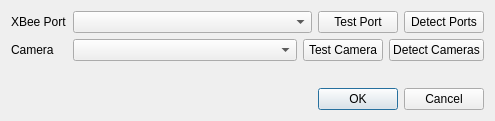
plule/pfe-costumes, file pc/master/settingsform.ui: the form before one commit.
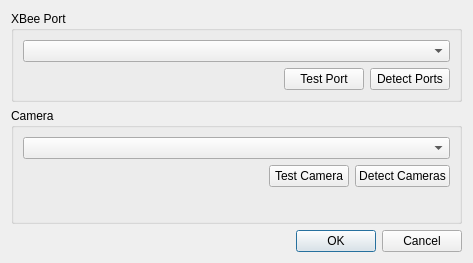
The form after the commit.

What changed in the file:
```diff
--- a/pc/master/settingsform.ui
+++ b/pc/master/settingsform.ui
@@ -6,63 +6,20 @@
    <rect>
     <x>0</x>
     <y>0</y>
-    <width>495</width>
-    <height>121</height>
+    <width>473</width>
+    <height>263</height>
    </rect>
   </property>
   <property name="windowTitle">
    <string>Settings</string>
   </property>
-  <layout class="QVBoxLayout" name="verticalLayout">
-   <item>
-    <layout class="QFormLayout" name="formLayout">
-     <property name="fieldGrowthPolicy">
-      <enum>QFormLayout::AllNonFixedFieldsGrow</enum>
-     </property>
-     <item row="0" column="0">
-      <widget class="QLabel" name="label">
-       <property name="text">
-        <string>XBee Port</string>
-       </property>
-      </widget>
-     </item>
-     <item row="0" column="1">
-      <layout class="QHBoxLayout" name="horizontalLayout">
-       <item>
-        <widget class="QComboBox" name="xbeePortCombo">
-         <property name="sizePolicy">
-          <sizepolicy hsizetype="Expanding" vsizetype="Fixed">
-           <horstretch>0</horstretch>
-           <verstretch>0</verstretch>
-          </sizepolicy>
-         </property>
-        </widget>
-       </item>
-       <item>
-        <widget class="QPushButton" name="testPortButton">
-         <property name="text">
-          <string>Test Port</string>
-         </property>
-        </widget>
-       </item>
-       <item>
-        <widget class="QPushButton" name="detectPortsButton">
-         <property name="text">
-          <string>Detect Ports</string>
-         </property>
-        </widget>
-       </item>
-      </layout>
-     </item>
+  <layout class="QGridLayout" name="gridLayout">
      <item row="1" column="0">
-      <widget class="QLabel" name="label_2">
-       <property name="text">
+    <widget class="QGroupBox" name="groupBox_2">
+     <property name="title">
         <string>Camera</string>
        </property>
-      </widget>
-     </item>
-     <item row="1" column="1">
-      <layout class="QHBoxLayout" name="horizontalLayout_2">
+     <layout class="QVBoxLayout" name="verticalLayout_2">
        <item>
         <widget class="QComboBox" name="cameraPortCombo">
          <property name="sizePolicy">
@@ -74,6 +31,21 @@
         </widget>
        </item>
        <item>
+       <layout class="QHBoxLayout" name="horizontalLayout_4">
+        <item>
+         <spacer name="horizontalSpacer_2">
+          <property name="orientation">
+           <enum>Qt::Horizontal</enum>
+          </property>
+          <property name="sizeHint" stdset="0">
+           <size>
+            <width>40</width>
+            <height>20</height>
+           </size>
+          </property>
+         </spacer>
+        </item>
+        <item>
         <widget class="QPushButton" name="testCameraButton">
          <property name="text">
           <string>Test Camera</string>
@@ -89,9 +61,23 @@
        </item>
       </layout>
      </item>
-    </layout>
-   </item>
    <item>
+       <spacer name="verticalSpacer">
+        <property name="orientation">
+         <enum>Qt::Vertical</enum>
+        </property>
+        <property name="sizeHint" stdset="0">
+         <size>
+          <width>20</width>
+          <height>40</height>
+         </size>
+        </property>
+       </spacer>
+      </item>
+     </layout>
+    </widget>
+   </item>
+   <item row="3" column="0">
     <widget class="QDialogButtonBox" name="buttonBox">
      <property name="orientation">
       <enum>Qt::Horizontal</enum>
@@ -101,6 +87,56 @@
      </property>
     </widget>
    </item>
+   <item row="0" column="0">
+    <widget class="QGroupBox" name="groupBox">
+     <property name="title">
+      <string>XBee Port</string>
+     </property>
+     <layout class="QVBoxLayout" name="verticalLayout">
+      <item>
+       <widget class="QComboBox" name="xbeePortCombo">
+        <property name="sizePolicy">
+         <sizepolicy hsizetype="Expanding" vsizetype="Fixed">
+          <horstretch>0</horstretch>
+          <verstretch>0</verstretch>
+         </sizepolicy>
+        </property>
+       </widget>
+      </item>
+      <item>
+       <layout class="QHBoxLayout" name="horizontalLayout_3">
+        <item>
+         <spacer name="horizontalSpacer">
+          <property name="orientation">
+           <enum>Qt::Horizontal</enum>
+          </property>
+          <property name="sizeHint" stdset="0">
+           <size>
+            <width>40</width>
+            <height>20</height>
+           </size>
+          </property>
+         </spacer>
+        </item>
+        <item>
+         <widget class="QPushButton" name="testPortButton">
+          <property name="text">
+           <string>Test Port</string>
+          </property>
+         </widget>
+        </item>
+        <item>
+         <widget class="QPushButton" name="detectPortsButton">
+          <property name="text">
+           <string>Detect Ports</string>
+          </property>
+         </widget>
+        </item>
+       </layout>
+      </item>
+     </layout>
+    </widget>
+   </item>
   </layout>
  </widget>
  <resources/>
```
Lines whose indentation alone changed are shown as unchanged.
